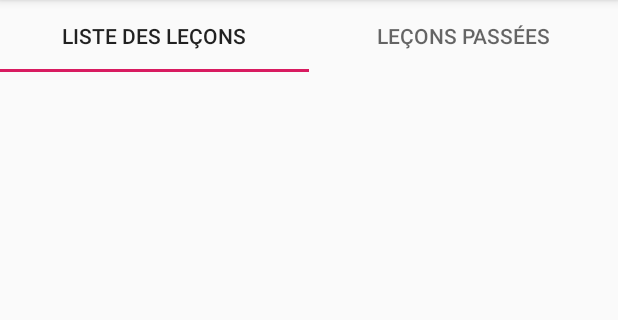
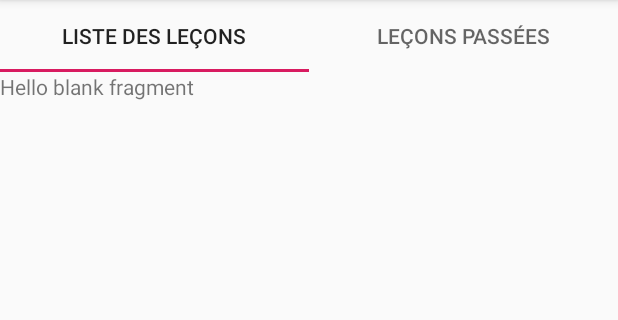
Before and after one commit to RomaneB/DTRQAndroid, an Android app: the TrainingSessionsTabsFragment screen opened through its navigation route, on a phone screen of 412 x 824 dp, the part 84-404 px from its top. Run offline under Robolectric (Android 15) with nearby library versions, the phone set to English and light mode, and no system bars.

Commit message:
Navigation from "Training Sessions Tabs" to each tab.

```diff
--- /dev/null
+++ b/app/src/main/java/org/diiage/dtrqandroid/trainingSessions/PastTrainingSessionsListFragment.java
@@ -0,0 +1,31 @@
+package org.diiage.dtrqandroid.trainingSessions;
+
+
+import android.os.Bundle;
+import android.view.LayoutInflater;
+import android.view.View;
+import android.view.ViewGroup;
+
+import androidx.fragment.app.Fragment;
+
+import org.diiage.dtrqandroid.R;
+
+/**
+ * A simple {@link Fragment} subclass.
+ */
+public class PastTrainingSessionsListFragment extends Fragment {
+
+
+    public PastTrainingSessionsListFragment() {
+        // Required empty public constructor
+    }
+
+
+    @Override
+    public View onCreateView(LayoutInflater inflater, ViewGroup container,
+                             Bundle savedInstanceState) {
+        // Inflate the layout for this fragment
+        return inflater.inflate(R.layout.fragment_past_training_sessions_list, container, false);
+    }
+
+}
--- /dev/null
+++ b/app/src/main/java/org/diiage/dtrqandroid/trainingSessions/TrainingSessionsListFragment.java
@@ -0,0 +1,31 @@
+package org.diiage.dtrqandroid.trainingSessions;
+
+
+import android.os.Bundle;
+import android.view.LayoutInflater;
+import android.view.View;
+import android.view.ViewGroup;
+
+import androidx.fragment.app.Fragment;
+
+import org.diiage.dtrqandroid.R;
+
+/**
+ * A simple {@link Fragment} subclass.
+ */
+public class TrainingSessionsListFragment extends Fragment {
+
+
+    public TrainingSessionsListFragment() {
+        // Required empty public constructor
+    }
+
+
+    @Override
+    public View onCreateView(LayoutInflater inflater, ViewGroup container,
+                             Bundle savedInstanceState) {
+        // Inflate the layout for this fragment
+        return inflater.inflate(R.layout.fragment_training_sessions_list, container, false);
+    }
+
+}
--- a/app/src/main/java/org/diiage/dtrqandroid/trainingSessions/TrainingSessionsTabsFragment.java
+++ b/app/src/main/java/org/diiage/dtrqandroid/trainingSessions/TrainingSessionsTabsFragment.java
@@ -5,18 +5,24 @@ import android.net.Uri;
 import android.os.Bundle;
 
 import androidx.fragment.app.Fragment;
+import androidx.viewpager.widget.ViewPager;
 
 import android.view.LayoutInflater;
 import android.view.View;
 import android.view.ViewGroup;
 
+import com.google.android.material.tabs.TabLayout;
+
 import org.diiage.dtrqandroid.R;
+import org.diiage.dtrqandroid.trainingSessions.ViewPager.TrainingSessionsTabsFragmentPagerAdapter;
 
 /**
  * A simple {@link Fragment} subclass.
  * Activities that contain this fragment must implement the
  */
 public class TrainingSessionsTabsFragment extends Fragment {
+
+    private TrainingSessionsTabsFragmentPagerAdapter pagerAdapter;
 
     public TrainingSessionsTabsFragment() {
         // Required empty public constructor
@@ -31,7 +37,17 @@ public class TrainingSessionsTabsFragment extends Fragment {
     public View onCreateView(LayoutInflater inflater, ViewGroup container,
                              Bundle savedInstanceState) {
         // Inflate the layout for this fragment
-        return inflater.inflate(R.layout.fragment_training_sessions_tabs, container, false);
+        View view = inflater.inflate(R.layout.fragment_training_sessions_tabs, container, false);
+
+        pagerAdapter = new TrainingSessionsTabsFragmentPagerAdapter(this.getChildFragmentManager(), this.getContext());
+        ViewPager viewPager = view.findViewById(R.id.training_sessions_tabs_view_pager);
+        viewPager.setAdapter(pagerAdapter);
+
+        TabLayout tabLayout = view.findViewById(R.id.training_sessions_tabs_tab_layout);
+        tabLayout.setupWithViewPager(viewPager);
+
+        // Inflate the layout for this fragment
+        return view;
     }
 
 }
--- /dev/null
+++ b/app/src/main/java/org/diiage/dtrqandroid/trainingSessions/ViewPager/TrainingSessionsTabsFragmentPagerAdapter.java
@@ -0,0 +1,50 @@
+package org.diiage.dtrqandroid.trainingSessions.ViewPager;
+
+import android.content.Context;
+
+import androidx.annotation.NonNull;
+import androidx.fragment.app.Fragment;
+import androidx.fragment.app.FragmentManager;
+import androidx.fragment.app.FragmentStatePagerAdapter;
+
+import org.diiage.dtrqandroid.R;
+import org.diiage.dtrqandroid.trainingSessions.PastTrainingSessionsListFragment;
+import org.diiage.dtrqandroid.trainingSessions.TrainingSessionsListFragment;
+
+public class TrainingSessionsTabsFragmentPagerAdapter extends FragmentStatePagerAdapter {
+
+    private Context context;
+
+    public TrainingSessionsTabsFragmentPagerAdapter(@NonNull FragmentManager fm, Context context) {
+        super(fm);
+        this.context = context;
+    }
+
+    @NonNull
+    @Override
+    public Fragment getItem(int position) {
+        switch(position) {
+            default:
+            case 0:
+                return new TrainingSessionsListFragment();
+            case 1:
+                return new PastTrainingSessionsListFragment();
+        }
+    }
+
+    @Override
+    public CharSequence getPageTitle(int position) {
+        switch(position) {
+            default:
+            case 0:
+                return this.context.getString(R.string.training_sessions_tabs_title_liste_des_lecons);
+            case 1:
+                return this.context.getString(R.string.training_sessions_tabs_title_lecons_passees);
+        }
+    }
+
+    @Override
+    public int getCount() {
+        return 2;
+    }
+}
--- /dev/null
+++ b/app/src/main/res/layout/fragment_past_training_sessions_list.xml
@@ -0,0 +1,14 @@
+<?xml version="1.0" encoding="utf-8"?>
+<FrameLayout xmlns:android="http://schemas.android.com/apk/res/android"
+    xmlns:tools="http://schemas.android.com/tools"
+    android:layout_width="match_parent"
+    android:layout_height="match_parent"
+    tools:context=".trainingSessions.PastTrainingSessionsListFragment">
+
+    <!-- TODO: Update blank fragment layout -->
+    <TextView
+        android:layout_width="match_parent"
+        android:layout_height="match_parent"
+        android:text="@string/hello_blank_fragment" />
+
+</FrameLayout>
--- /dev/null
+++ b/app/src/main/res/layout/fragment_training_sessions_list.xml
@@ -0,0 +1,14 @@
+<?xml version="1.0" encoding="utf-8"?>
+<FrameLayout xmlns:android="http://schemas.android.com/apk/res/android"
+    xmlns:tools="http://schemas.android.com/tools"
+    android:layout_width="match_parent"
+    android:layout_height="match_parent"
+    tools:context=".trainingSessions.TrainingSessionsListFragment">
+
+    <!-- TODO: Update blank fragment layout -->
+    <TextView
+        android:layout_width="match_parent"
+        android:layout_height="match_parent"
+        android:text="@string/hello_blank_fragment" />
+
+</FrameLayout>
--- a/app/src/main/res/layout/fragment_training_sessions_tabs.xml
+++ b/app/src/main/res/layout/fragment_training_sessions_tabs.xml
@@ -10,21 +10,19 @@
         android:layout_width="match_parent"
         android:layout_height="match_parent">
 
-        <androidx.constraintlayout.widget.ConstraintLayout
-            android:layout_width="wrap_content"
-            android:layout_height="0dp"
+        <androidx.viewpager.widget.ViewPager
+            android:id="@+id/training_sessions_tabs_view_pager"
+            android:layout_width="match_parent"
+            android:layout_height="match_parent"
             app:layout_constraintBottom_toBottomOf="parent"
             app:layout_constraintEnd_toEndOf="parent"
             app:layout_constraintStart_toStartOf="parent"
-            app:layout_constraintTop_toBottomOf="@+id/tabLayout"/>
+            app:layout_constraintTop_toTopOf="parent">
 
             <com.google.android.material.tabs.TabLayout
-            android:id="@+id/tabLayout"
+                android:id="@+id/training_sessions_tabs_tab_layout"
                 android:layout_width="match_parent"
-            android:layout_height="wrap_content"
-            app:layout_constraintEnd_toEndOf="parent"
-            app:layout_constraintStart_toStartOf="parent"
-            app:layout_constraintTop_toTopOf="parent">
+                android:layout_height="wrap_content">
 
                 <com.google.android.material.tabs.TabItem
                     android:layout_width="wrap_content"
@@ -37,6 +35,8 @@
                     android:text="@string/training_sessions_tabs_title_lecons_passees" />
 
             </com.google.android.material.tabs.TabLayout>
+        </androidx.viewpager.widget.ViewPager>
+
     </androidx.constraintlayout.widget.ConstraintLayout>
 
 </FrameLayout>
```
Lines whose indentation alone changed are shown as unchanged.
